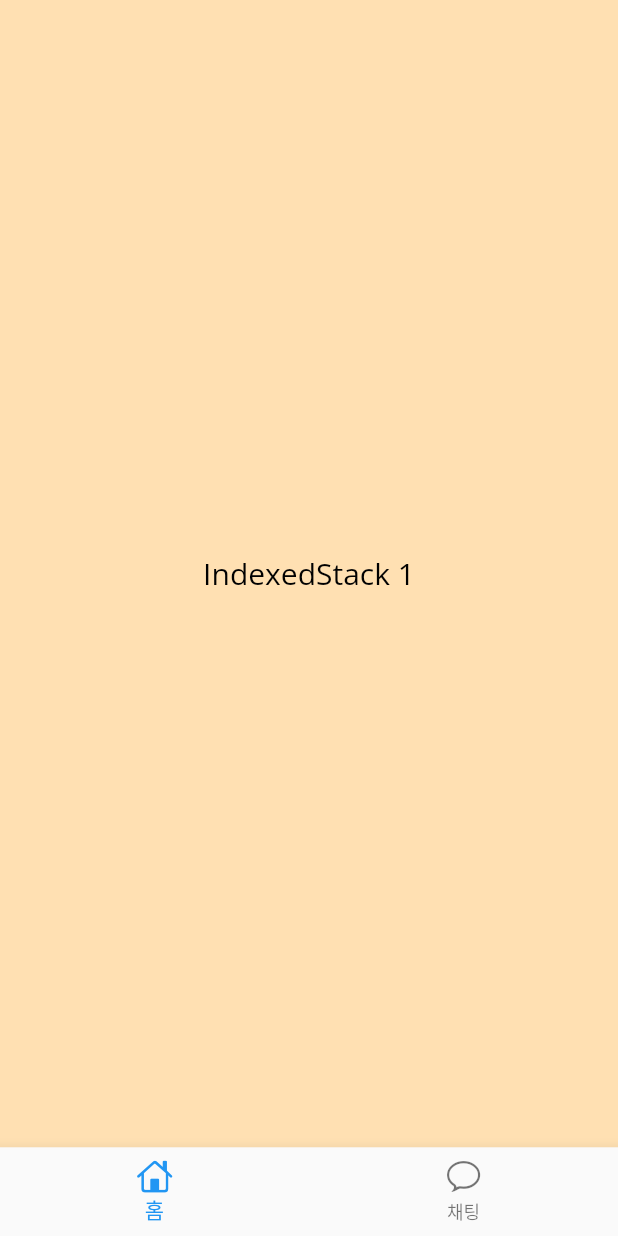
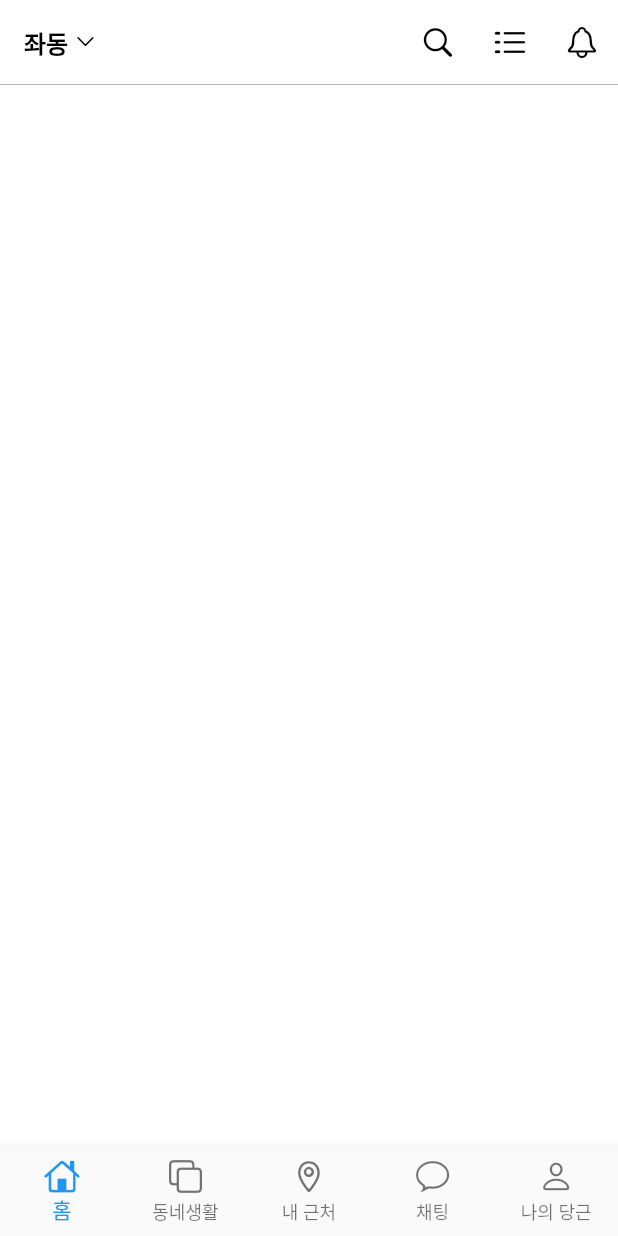
Before and after one commit to leejaa/flutter-practice, a Flutter app: the screen it shows after launch, on a phone screen of 412 x 824 dp. Run offline on Flutter 3.47's test engine with Material 2 defaults, Android fonts, the phone set to English and light mode, and no system bars; our stand-ins replace google_fonts.

Commit message:
home screen

```diff
--- /dev/null
+++ b/lib/screens/home/home_screen.dart
@@ -0,0 +1,34 @@
+import 'package:carrot_market_ui/theme.dart';
+import 'package:flutter/cupertino.dart';
+import 'package:flutter/material.dart';
+
+class HomeScreen extends StatelessWidget {
+  @override
+  Widget build(BuildContext context) {
+    return Scaffold(
+      appBar: AppBar(
+        title: Row(
+          children: [
+            const Text('좌동'),
+            const SizedBox(width: 4.0),
+            const Icon(
+              CupertinoIcons.chevron_down,
+              size: 15.0,
+            ),
+          ],
+        ),
+        actions: [
+          IconButton(icon: const Icon(CupertinoIcons.search), onPressed: () {}),
+          IconButton(
+              icon: const Icon(CupertinoIcons.list_dash), onPressed: () {}),
+          IconButton(icon: const Icon(CupertinoIcons.bell), onPressed: () {}),
+        ],
+        bottom: const PreferredSize(
+          preferredSize: Size.fromHeight(0.5),
+          child: Divider(thickness: 0.5, height: 0.5, color: Colors.grey),
+        ),
+      ),
+      body: Container(),
+    );
+  }
+}
--- a/lib/screens/main_screen.dart
+++ b/lib/screens/main_screen.dart
@@ -1,3 +1,8 @@
+import 'package:carrot_market_ui/screens/chatting/chatting_screen.dart';
+import 'package:carrot_market_ui/screens/home/home_screen.dart';
+import 'package:carrot_market_ui/screens/my_carrot/my_carrot_screen.dart';
+import 'package:carrot_market_ui/screens/near_me/near_me_screen.dart';
+import 'package:carrot_market_ui/screens/neighborhood_life/neighborhood_life_screen.dart';
 import 'package:flutter/cupertino.dart';
 import 'package:flutter/material.dart';
 
@@ -15,43 +20,49 @@ class _MainScreensState extends State<MainScreens> {
       body: IndexedStack(
         index: _selectedIndex,
         children: [
-          Container(
-            color: Colors.orange[100],
-            child: Center(
-              child: Text(
-                'IndexedStack 1',
-                style: TextStyle(fontSize: 20, color: Colors.black),
-              ),
-            ),
-          ),
-          Container(
-            color: Colors.redAccent[100],
-            child: Center(
-              child: Text(
-                'IndexedStack 2',
-                style: TextStyle(fontSize: 20, color: Colors.black),
-              ),
-            ),
-          ),
+          HomeScreen(),
+          NeighborhoodLifeScreen(),
+          NearMeScreen(),
+          ChattingScreen(),
+          MyCarrotScreen(),
         ],
       ),
       bottomNavigationBar: BottomNavigationBar(
+        type: BottomNavigationBarType.fixed,
+        currentIndex: _selectedIndex,
+        onTap: (index) {
+          setState(() {
+            _selectedIndex = index;
+          });
+        },
         items: [
-          BottomNavigationBarItem(
+          const BottomNavigationBarItem(
             label: '홈',
             icon: Icon(
               CupertinoIcons.home,
             ),
           ),
-          BottomNavigationBarItem(
-              label: '채팅', icon: Icon(CupertinoIcons.chat_bubble))
+          const BottomNavigationBarItem(
+            label: '동네생활',
+            icon: Icon(
+              CupertinoIcons.square_on_square,
+            ),
+          ),
+          const BottomNavigationBarItem(
+            label: '내 근처',
+            icon: Icon(
+              CupertinoIcons.placemark,
+            ),
+          ),
+          const BottomNavigationBarItem(
+              label: '채팅', icon: Icon(CupertinoIcons.chat_bubble)),
+          const BottomNavigationBarItem(
+            label: '나의 당근',
+            icon: Icon(
+              CupertinoIcons.person,
+            ),
+          ),
         ],
-        onTap: (index) {
-          setState(() {
-            _selectedIndex = index;
-          });
-        },
-        currentIndex: _selectedIndex,
       ),
     );
   }
```
Also changed, not shown: lib/models/product.dart (added, +100 -0 lines), lib/screens/chatting/chatting_screen.dart (added, +10 -0 lines), lib/screens/home/components/product_item.dart (added, +30 -0 lines), lib/screens/my_carrot/my_carrot_screen.dart (added, +10 -0 lines), lib/screens/near_me/near_me_screen.dart (added, +10 -0 lines), lib/screens/neighborhood_life/neighborhood_life_screen.dart (added, +10 -0 lines).
